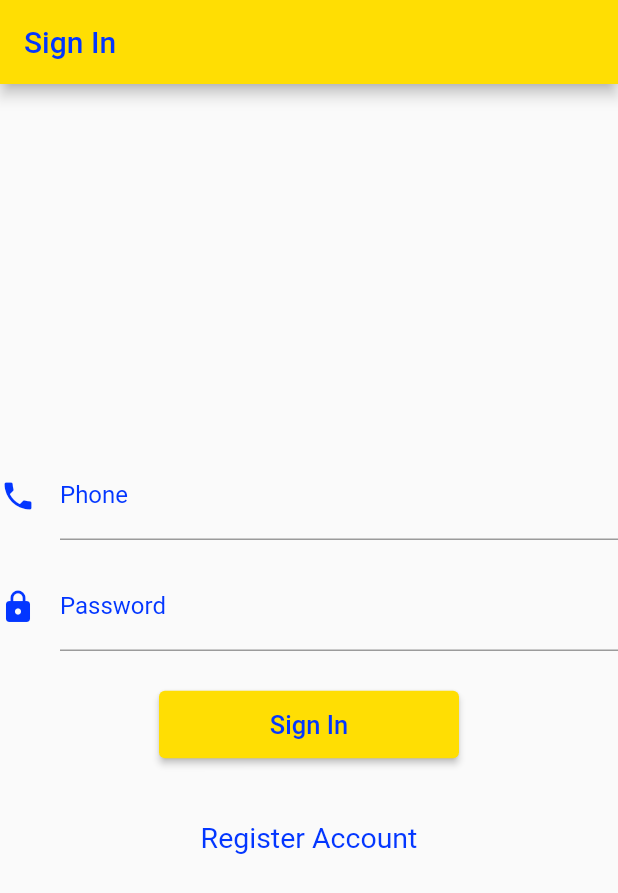
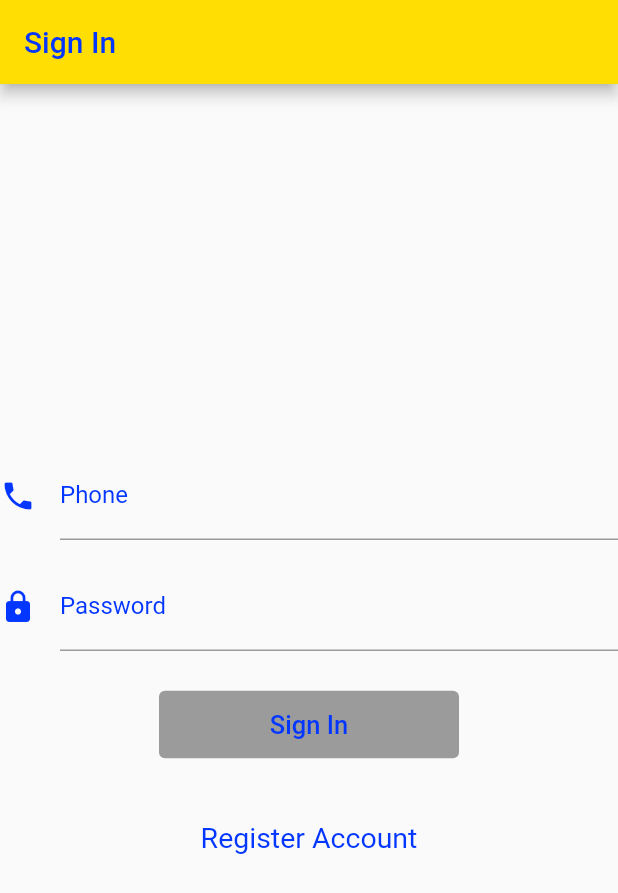
Before and after one commit to anledev/flutter_app_bookstore, a Flutter app: the screen it shows after launch, on a phone screen of 412 x 824 dp. Shown: the top 893 px of the screen. Run offline on Flutter 3.47's test engine with Material 2 defaults, Android fonts, the phone set to English and light mode, and no system bars; our stand-ins replace dio, rxdart, shared_preferences.

Commit message:
SignIn (validation)

```diff
--- a/lib/module/signin/signin_bloc.dart
+++ b/lib/module/signin/signin_bloc.dart
@@ -1,14 +1,62 @@
+import 'dart:async';
 import 'package:flutter/cupertino.dart';
 import 'package:flutter_book_store_sample/base/base_bloc.dart';
 import 'package:flutter_book_store_sample/base/base_event.dart';
 import 'package:flutter_book_store_sample/data/repo/user_repo.dart';
 import 'package:flutter_book_store_sample/event/signup_event.dart';
 import 'package:flutter_book_store_sample/event/singin_event.dart';
+import 'package:flutter_book_store_sample/shared/validation.dart';
+import 'package:rxdart/rxdart.dart';
 
 class SignInBloc extends BaseBloc {
+  final _phoneSubject = BehaviorSubject<String>();
+  final _passSubject = BehaviorSubject<String>();
+  final _btnSubject = BehaviorSubject<bool>();
+
   UserRepo _userRepo;
 
-  SignInBloc({@required UserRepo userRepo}) : _userRepo = userRepo;
+  SignInBloc({@required UserRepo userRepo}) {
+    _userRepo = userRepo;
+    validateForm();
+  }
+
+  var phoneValidation =
+      StreamTransformer<String, String>.fromHandlers(handleData: (phone, sink) {
+    if (Validation.isPhoneValid(phone)) {
+      sink.add(null);
+      return;
+    }
+    sink.add('Phone Invalid');
+  });
+
+  var passValidation =
+  StreamTransformer<String, String>.fromHandlers(handleData: (phone, sink) {
+    if (Validation.isPassValid(phone)) {
+      sink.add(null);
+      return;
+    }
+    sink.add('Password too short');
+  });
+
+  Stream<String> get phoneStream => _phoneSubject.stream.transform(phoneValidation);
+
+  Sink<String> get phoneSink => _phoneSubject.sink;
+
+  Stream<String> get passStream => _passSubject.stream.transform(passValidation);
+
+  Sink<String> get passSink => _passSubject.sink;
+
+  Stream<bool> get btnStream => _btnSubject.stream;
+
+  Sink<bool> get btnSink => _btnSubject.sink;
+
+  validateForm() {
+    Observable.combineLatest2(_phoneSubject, _passSubject, (phone, pass) {
+      return Validation.isPhoneValid(phone) && Validation.isPassValid(pass);
+    }).listen((enable) {
+      btnSink.add(enable);
+    });
+  }
 
   @override
   void dispatchEvent(BaseEvent event) {
@@ -40,5 +88,8 @@ class SignInBloc extends BaseBloc {
   void dispose() {
     // TODO: implement dispose
     super.dispose();
+    _phoneSubject.close();
+    _passSubject.close();
+    _btnSubject.close();
   }
 }
--- a/lib/module/signin/signin_page.dart
+++ b/lib/module/signin/signin_page.dart
@@ -41,24 +41,38 @@ class SignInFormWidget extends StatelessWidget {
       value: SignInBloc(userRepo: Provider.of(context)),
       child: Consumer<SignInBloc>(
         builder: (context, bloc, child) => Container(
-          child: Column(
+          child: viewOriginTut(bloc),
+        ),
+      ),
+    );
+  }
+
+  Widget viewOriginTut(SignInBloc bloc) {
+    return Column(
       mainAxisAlignment: MainAxisAlignment.center,
       children: [
-              _buildPhoneField(),
-              _buildPassField(),
-              NormalButton(
-                onPressed: () {
+        _buildPhoneField(bloc),
+        _buildPassField(bloc),
+        _buildSignInButton(bloc),
+        _buildFooter()
+      ],
+    );
+  }
+
+  Widget _buildSignInButton(SignInBloc bloc){
+    return StreamProvider<bool>.value(
+      initialData: false,
+      value: bloc.btnStream,
+      child: Consumer<bool>(
+        builder: (context, enable, child) => NormalButton(
+          onPressed: enable ? () {
             bloc.event.add(
               SignInEvent(
                 phone: _txtPhoneController.text,
                 pass: _txtPassController.text,
               ),
             );
-                },
-              ),
-              _buildFooter()
-            ],
-          ),
+          } : null,
         ),
       ),
     );
@@ -77,11 +91,18 @@ class SignInFormWidget extends StatelessWidget {
     );
   }
 
-  Widget _buildPhoneField() {
-    return Container(
+  Widget _buildPhoneField(SignInBloc bloc) {
+    return StreamProvider<String>.value(
+      initialData: null,
+      value: bloc.phoneStream,
+      child: Consumer<String>(
+        builder: (context, msg, child) => Container(
           margin: EdgeInsets.only(bottom: 15),
-      child: TextFormField(
+          child: TextField(
             textInputAction: TextInputAction.next,
+            onChanged: (text) {
+              bloc.phoneSink.add(text);
+            },
             controller: _txtPhoneController,
             cursorColor: Colors.black,
             keyboardType: TextInputType.phone,
@@ -89,17 +110,27 @@ class SignInFormWidget extends StatelessWidget {
               icon: Icon(Icons.phone, color: AppColor.blue),
               hintText: 'Phone',
               labelText: 'Phone',
+              errorText: msg,
               labelStyle: TextStyle(color: AppColor.blue),
+            ),
+          ),
         ),
       ),
     );
   }
 
-  Widget _buildPassField() {
-    return Container(
+  Widget _buildPassField(SignInBloc bloc) {
+    return StreamProvider<String>.value(
+      initialData: null,
+      value: bloc.passStream,
+      child: Consumer<String>(
+        builder: (context, msg, child) =>  Container(
           margin: EdgeInsets.only(bottom: 25),
-      child: TextFormField(
+          child: TextField(
             textInputAction: TextInputAction.done,
+            onChanged: (text) {
+              bloc.passSink.add(text);
+            },
             controller: _txtPassController,
             obscureText: true,
             cursorColor: Colors.black,
@@ -107,7 +138,10 @@ class SignInFormWidget extends StatelessWidget {
               icon: Icon(Icons.lock, color: AppColor.blue),
               hintText: 'Password',
               labelText: 'Password',
+              errorText: msg,
               labelStyle: TextStyle(color: AppColor.blue),
+            ),
+          ),
         ),
       ),
     );
--- a/lib/network/book_client.dart
+++ b/lib/network/book_client.dart
@@ -5,7 +5,7 @@ import 'package:flutter_book_store_sample/shared/constant.dart';
 
 class BookClient {
   static BaseOptions _options = new BaseOptions(
-    baseUrl: "http://192.168.1.7:8000/",
+    baseUrl: "http://192.168.1.12:8000/",
     connectTimeout: 5000,
     receiveTimeout: 3000,
   );
```
Also changed, not shown: pubspec.lock. Lines whose indentation alone changed are shown as unchanged.
